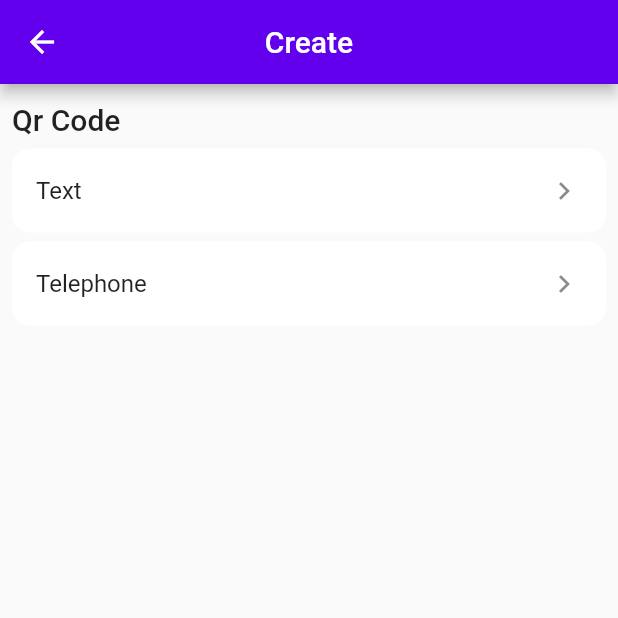
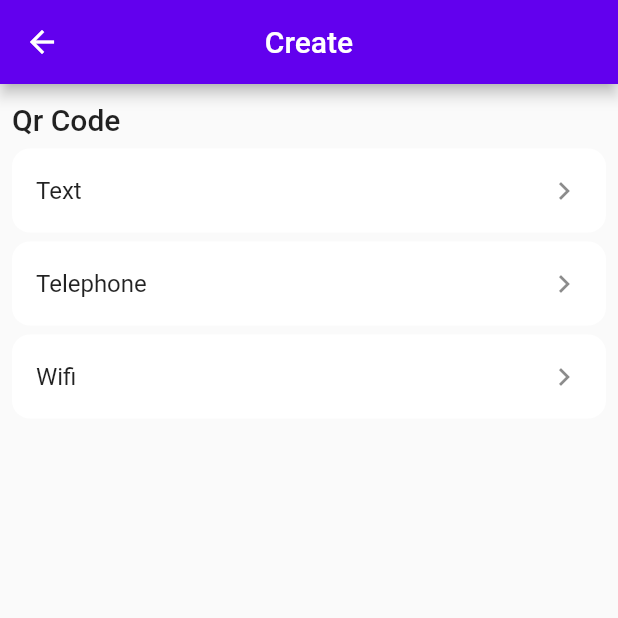
Before and after one commit to hasansujon786/smart-qr, a Flutter app: the CreateView screen opened directly, on a phone screen of 412 x 824 dp, the top half of it. Run offline on Flutter 3.47's test engine with Material 2 defaults, Android fonts, the light colour scheme and no system bars; our stand-ins replace gallery_saver, qr_flutter; missing offline and left inert: qr_code_scanner.

Commit message:
feat: add wifi qr type

```diff
--- a/lib/domain/text_to_qr_code.dart
+++ b/lib/domain/text_to_qr_code.dart
@@ -1,6 +1,12 @@
 String textToQrCode(qrType, valueObj) {
   switch (qrType) {
+    case 'wifi':
+      final ssid = valueObj['ssid'];
+      final type = valueObj['type'];
+      final pass = valueObj['pass'];
+      return 'WIFI:S:$ssid;T:$type;P:$pass;;';
     case 'tel':
+      return 'tel:' + valueObj['tel'];
     case 'text':
     default:
       return valueObj['text'];
--- a/lib/pages/home/widgets/camera.dart
+++ b/lib/pages/home/widgets/camera.dart
@@ -31,8 +31,9 @@ class _CameraState extends State<Camera> {
   @override
   Widget build(BuildContext context) {
     // For this example we check how width or tall the device is and change the scanArea and overlay accordingly.
-    var scanArea =
-        (MediaQuery.of(context).size.width < 400 || MediaQuery.of(context).size.height < 400) ? 150.0 : 300.0;
+    var width = MediaQuery.of(context).size.width;
+    var height = MediaQuery.of(context).size.height;
+    var scanArea = (width < 400 || height < 400) ? width * 0.7 : 300.0;
     // To ensure the Scanner view is properly sizes after rotation
     // we need to listen for Flutter SizeChanged notification and update controller
     return Scaffold(
--- a/lib/pages/qr_create/models/qr_type.dart
+++ b/lib/pages/qr_create/models/qr_type.dart
@@ -16,4 +16,8 @@ const qrCodeTypes = [
     type: 'tel',
     name: 'Telephone',
   ),
+  QrType(
+    type: 'wifi',
+    name: 'Wifi',
+  ),
 ];
--- a/lib/pages/qr_create/wigets/wigets.dart
+++ b/lib/pages/qr_create/wigets/wigets.dart
@@ -1,3 +1,4 @@
 export 'qr_form_field.dart';
 export 'qr_input_tel.dart';
 export 'qr_input_text.dart';
+export 'qr_input_wifi.dart';
```
Also changed, not shown: lib/pages/qr_create/view/qr_create.page.dart (+5 -2 lines), lib/pages/qr_create/wigets/qr_input_wifi.dart (renamed from lib/pages/sample_items/view/sample_item_details_page.dart, +24 -11 lines).
